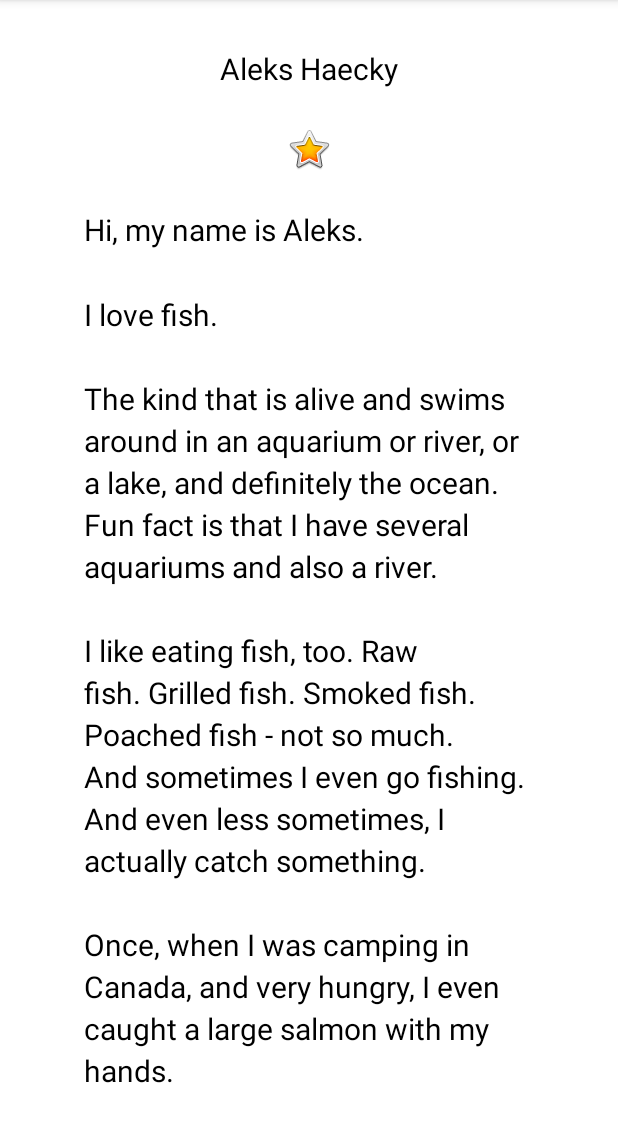
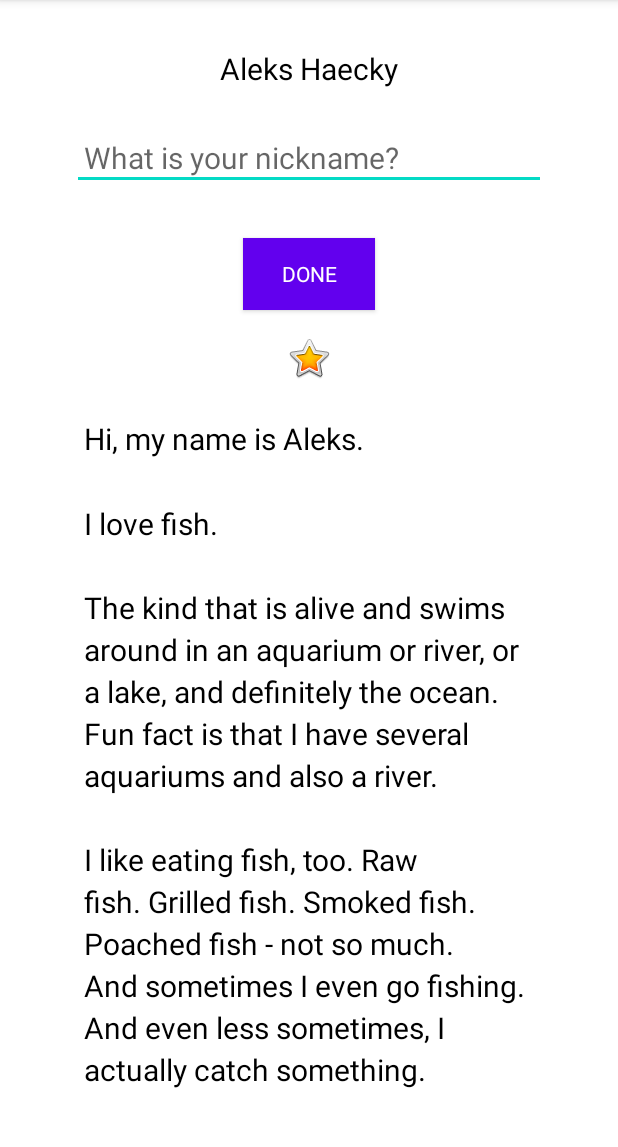
Before and after one commit to JoseAugustoMamaniRosales/KotlinFundamentalsAboutMe, an Android app: the screen it shows after launch (MainActivity), on a phone screen of 412 x 824 dp, the part 84-1231 px from its top. Run offline under Robolectric (Android 15) with nearby library versions, the phone set to English and light mode, and no system bars.

Commit message:
second-commit

```diff
--- a/app/src/main/res/layout/activity_main.xml
+++ b/app/src/main/res/layout/activity_main.xml
@@ -20,6 +20,37 @@
         android:text="@string/name"
         android:textAlignment="center" />
 
+    <EditText
+        android:id="@+id/nickname_edit"
+        style="@style/NameStyle"
+        android:layout_width="match_parent"
+        android:layout_height="wrap_content"
+        android:ems="10"
+        android:hint="@string/what_is_your_nickname"
+        android:inputType="textPersonName" />
+
+    <Button
+        android:id="@+id/done_button"
+        style="@style/Widget.AppCompat.Button.Colored"
+        android:layout_width="wrap_content"
+        android:layout_height="wrap_content"
+        android:layout_gravity="center_horizontal"
+        android:layout_marginTop="@dimen/layout_margin"
+        android:background="@color/colorAccent"
+        android:fontFamily="@font/roboto"
+        android:text="@string/done" />
+
+    <TextView
+        android:id="@+id/nickname_text"
+        style="@style/NameStyle"
+        android:layout_width="match_parent"
+        android:layout_height="wrap_content"
+        android:textAlignment="center"
+        android:visibility="gone"
+        android:background="@color/colorAccent"
+        android:paddingBottom="@dimen/small_padding"
+        android:text="" />
+
     <ImageView
         android:id="@+id/star_image"
         android:layout_width="match_parent"
@@ -40,6 +71,7 @@
             android:layout_width="match_parent"
             android:layout_height="wrap_content"
             android:lineSpacingMultiplier="1.2"
+            android:padding="8dp"
             android:text="@string/bio" />
     </ScrollView>
 
--- a/app/src/main/res/values/colors.xml
+++ b/app/src/main/res/values/colors.xml
@@ -7,4 +7,6 @@
     <color name="teal_700">#FF018786</color>
     <color name="black">#FF000000</color>
     <color name="white">#FFFFFFFF</color>
+    <color name="colorAccent">#76BF5E</color>
+
 </resources>
--- a/app/src/main/res/values/strings.xml
+++ b/app/src/main/res/values/strings.xml
@@ -13,4 +13,6 @@
     \n\nI\'ll be happy to teach you how to make your own aquarium.
     \nYou should ask someone else about fishing, though.\n\n
     </string>
+    <string name="what_is_your_nickname">What is your nickname?</string>
+    <string name="done">Done</string>
 </resources>
--- a/app/src/main/res/values/styles.xml
+++ b/app/src/main/res/values/styles.xml
@@ -1,6 +1,5 @@
 <?xml version="1.0" encoding="utf-8"?>
 <resources>
-
     <style name="NameStyle">
         <item name="android:layout_margin">@dimen/layout_margin</item>
         <item name="android:fontFamily">@font/roboto</item>
```
Also changed, not shown: app/src/main/java/com/example/aboutme/MainActivity.kt (+36 -0 lines).
